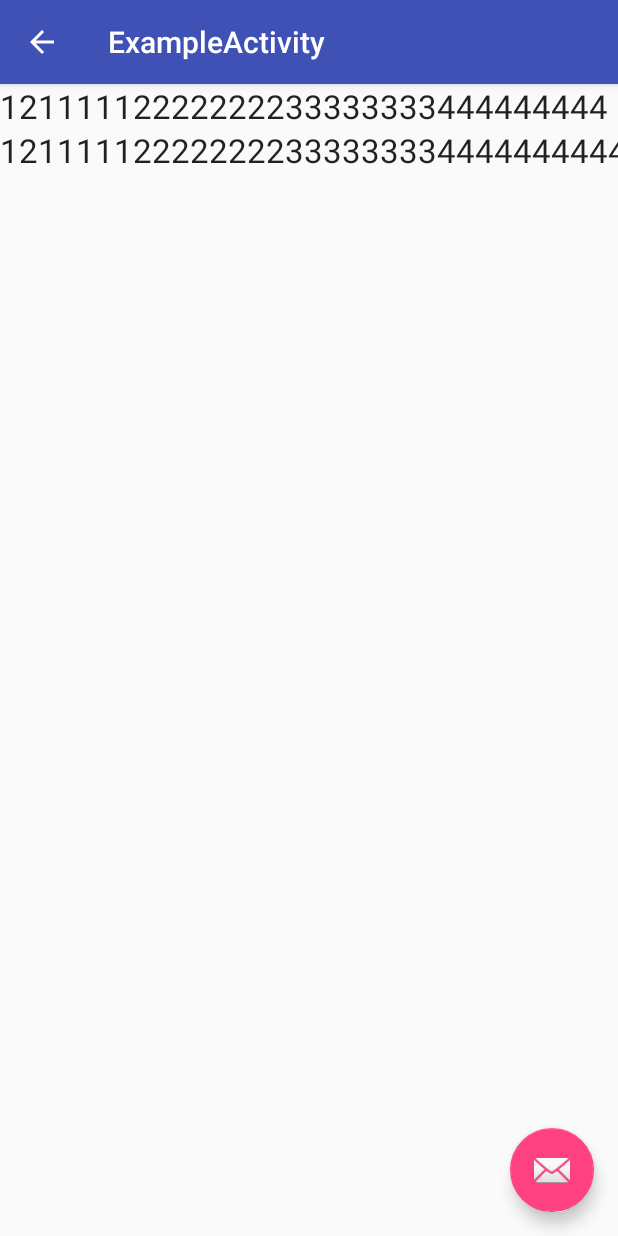
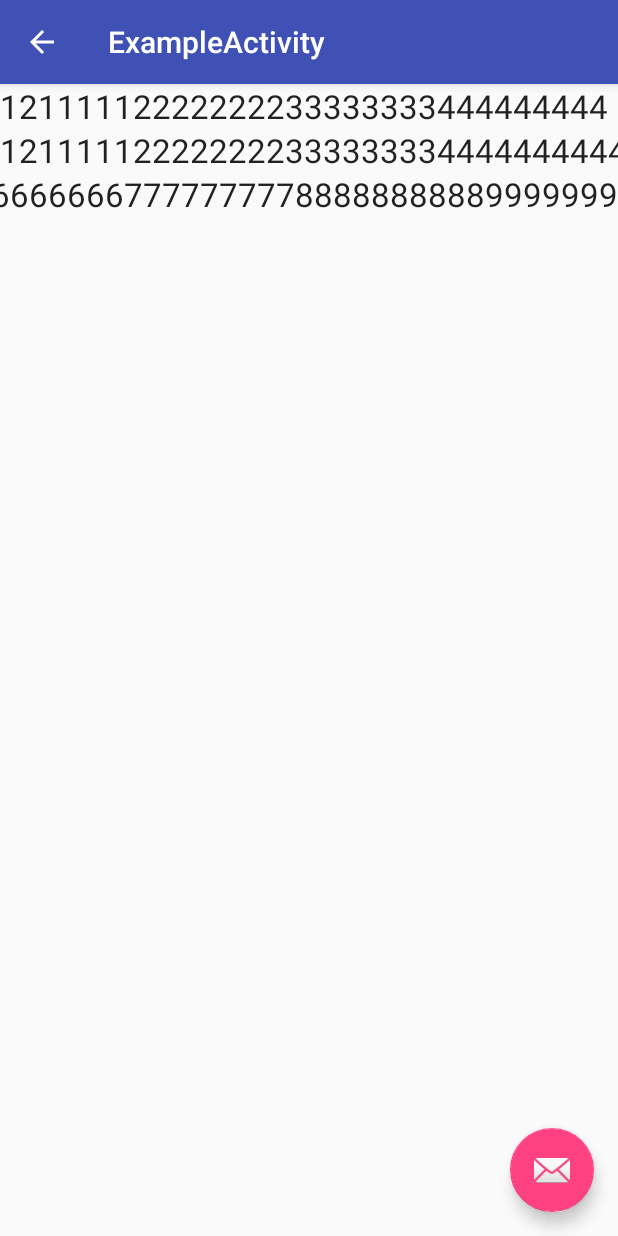
Before and after one commit to pankajnimgade/ConfigureBuilds, an Android app: the ExampleActivity screen opened directly, with no data from a screen before it, on a phone screen of 412 x 824 dp. Run offline under Robolectric (Android 15) with nearby library versions, the phone set to English and light mode, and no system bars.

Commit message:
scroll to right for textView

```diff
--- a/app/src/main/java/configure/test/configurebuilds/activities/ExampleActivity.kt
+++ b/app/src/main/java/configure/test/configurebuilds/activities/ExampleActivity.kt
@@ -3,11 +3,17 @@ package configure.test.configurebuilds.activities
 import android.os.Bundle
 import android.support.design.widget.Snackbar
 import android.support.v7.app.AppCompatActivity
+import android.view.View
+import android.widget.HorizontalScrollView
+import android.widget.TextView
 import configure.test.configurebuilds.R
 
 import kotlinx.android.synthetic.main.activity_example.*
 
 class ExampleActivity : AppCompatActivity() {
+
+    private lateinit var horizontalScrollView: HorizontalScrollView
+    private lateinit var textView: TextView
 
     override fun onCreate(savedInstanceState: Bundle?) {
         super.onCreate(savedInstanceState)
@@ -19,6 +25,18 @@ class ExampleActivity : AppCompatActivity() {
                     .setAction("Action", null).show()
         }
         supportActionBar?.setDisplayHomeAsUpEnabled(true)
+
+        initializeUI()
+    }
+
+    private fun initializeUI() {
+
+        horizontalScrollView = findViewById(R.id.ExampleActivity_scrollToRight_HorizontalScrollView)
+        textView = findViewById(R.id.ExampleActivity_scrollToRight_textView)
+
+        horizontalScrollView.post {
+            horizontalScrollView.fullScroll(View.FOCUS_RIGHT)
+        }
     }
 
 }
--- a/app/src/main/res/layout/content_example.xml
+++ b/app/src/main/res/layout/content_example.xml
@@ -21,9 +21,9 @@
     <HorizontalScrollView
         android:layout_width="match_parent"
         android:layout_height="wrap_content"
+        android:layout_gravity="top"
         android:fadeScrollbars="true"
-        android:scrollbars="none"
-        android:layout_gravity="top">
+        android:scrollbars="none">
 
         <TextView
             android:layout_width="wrap_content"
@@ -35,4 +35,25 @@
             android:textAppearance="@style/TextAppearance.AppCompat.Large" />
 
     </HorizontalScrollView>
+
+    <HorizontalScrollView
+        android:id="@+id/ExampleActivity_scrollToRight_HorizontalScrollView"
+        android:layout_width="match_parent"
+        android:layout_height="wrap_content"
+        android:layout_gravity="top"
+        android:fadeScrollbars="true"
+        android:scrollbars="none">
+
+        <TextView
+            android:id="@+id/ExampleActivity_scrollToRight_textView"
+            android:layout_width="wrap_content"
+            android:layout_height="wrap_content"
+            android:layout_weight="1"
+            android:maxLines="1"
+            android:scrollHorizontally="true"
+            android:text="@string/scrollText"
+            android:textAppearance="@style/TextAppearance.AppCompat.Large" />
+
+    </HorizontalScrollView>
+
 </LinearLayout>
```
